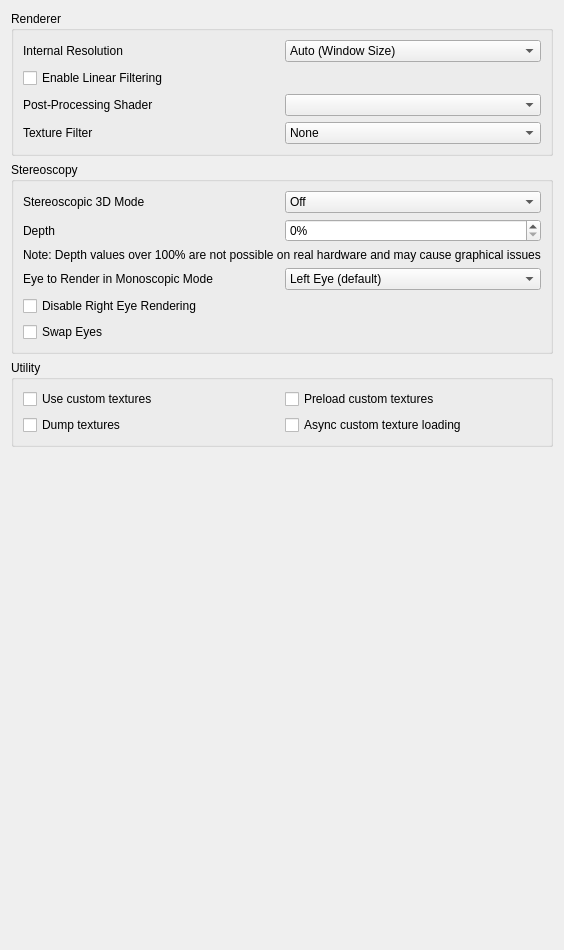
Qt form src/citra_qt/configuration/configure_enhancements.ui (azahar-emu/azahar) before a commit.
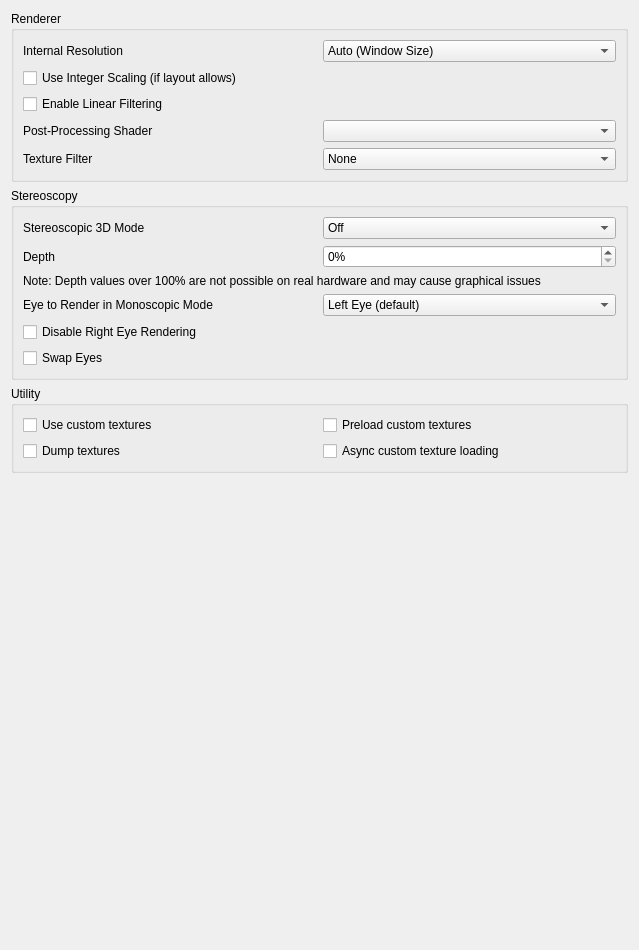
The same form after that commit.

Patch:
```diff
--- a/src/citra_qt/configuration/configure_enhancements.ui
+++ b/src/citra_qt/configuration/configure_enhancements.ui
@@ -6,7 +6,7 @@
    <rect>
     <x>0</x>
     <y>0</y>
-    <width>440</width>
+    <width>639</width>
     <height>950</height>
    </rect>
   </property>
@@ -110,6 +110,13 @@
         </layout>
        </widget>
       </item>
+      <item>
+       <widget class="QCheckBox" name="use_integer_scaling">
+        <property name="text">
+         <string>Use Integer Scaling (if layout allows)</string>
+        </property>
+       </widget>
+      </item>
       <item>
        <widget class="QCheckBox" name="toggle_linear_filter">
         <property name="text">
```
